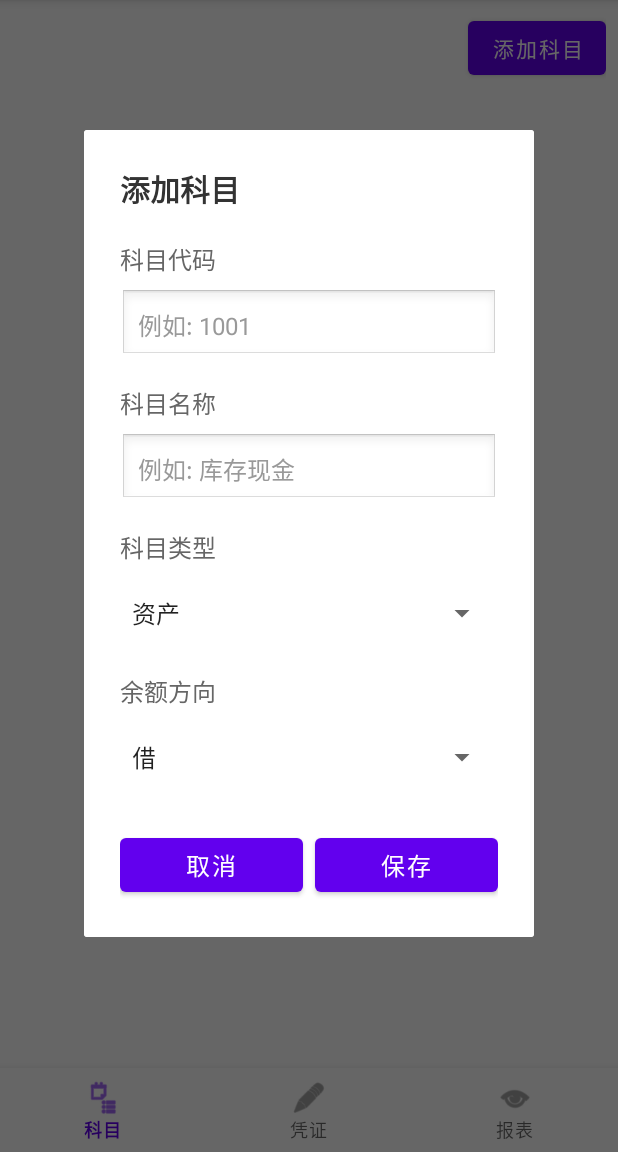
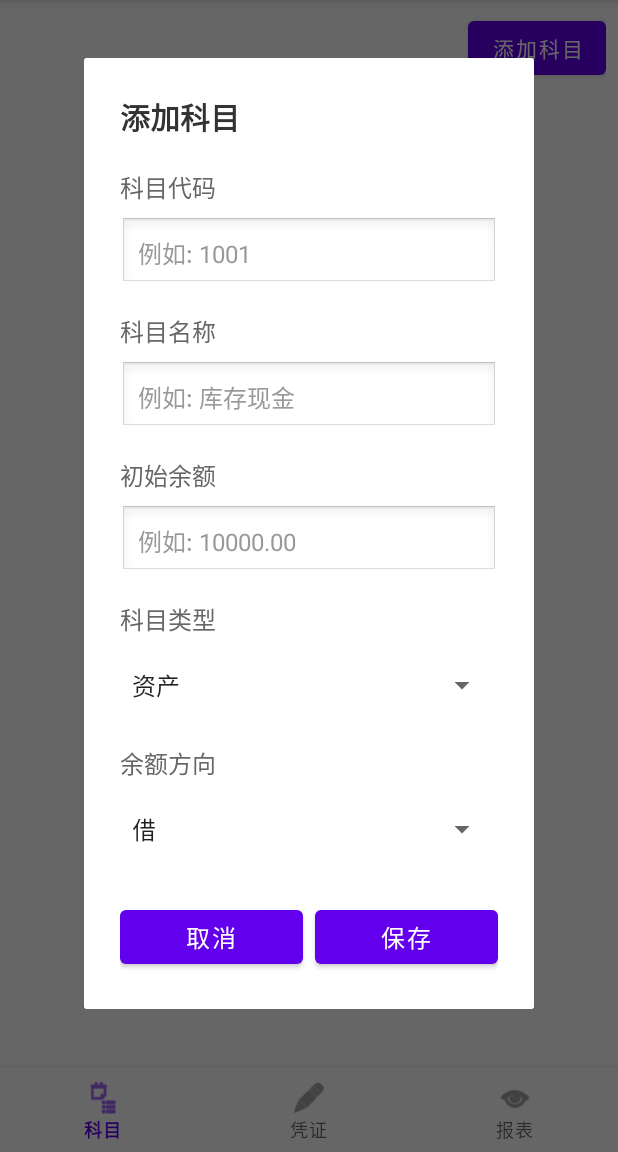
Before and after one commit to zmjhdfw/accounting-management-system, an Android app: the AccountFragment screen opened directly, with no data from a screen before it, after a tap on "添加科目", on a phone screen of 412 x 824 dp, the part 84-1236 px from its top. Run offline under Robolectric (Android 15) with nearby library versions, the phone set to English and light mode, and no system bars.

Commit message:
feat: 添加余额输入功能
- 添加初始余额输入框

- 支持输入小数金额

- 编辑时预填充余额

- 列表显示完整余额信息

🤖 Generated with CodeArts Agent

```diff
--- a/accounting_system_android/app/src/main/java/com/example/accounting/ui/AddAccountDialog.java
+++ b/accounting_system_android/app/src/main/java/com/example/accounting/ui/AddAccountDialog.java
@@ -20,11 +20,12 @@ public class AddAccountDialog extends Dialog {
     private OnAccountAddedListener listener;
     private EditText codeEdit;
     private EditText nameEdit;
+    private EditText balanceEdit;
     private Spinner typeSpinner;
     private Spinner directionSpinner;
 
     public interface OnAccountAddedListener {
-        void onAccountAdded(String code, String name, String type, String direction);
+        void onAccountAdded(String code, String name, String type, double balance, String direction);
     }
 
     public AddAccountDialog(@NonNull Context context, OnAccountAddedListener listener) {
@@ -40,6 +41,7 @@ public class AddAccountDialog extends Dialog {
 
         codeEdit = findViewById(R.id.account_code_edit);
         nameEdit = findViewById(R.id.account_name_edit);
+        balanceEdit = findViewById(R.id.account_balance_edit);
         typeSpinner = findViewById(R.id.account_type_spinner);
         directionSpinner = findViewById(R.id.account_direction_spinner);
         Button saveButton = findViewById(R.id.save_button);
@@ -62,6 +64,7 @@ public class AddAccountDialog extends Dialog {
         saveButton.setOnClickListener(v -> {
             String code = codeEdit.getText().toString().trim();
             String name = nameEdit.getText().toString().trim();
+            String balanceStr = balanceEdit.getText().toString().trim();
             String type = typeSpinner.getSelectedItem().toString();
             String direction = directionSpinner.getSelectedItem().toString();
 
@@ -75,8 +78,18 @@ public class AddAccountDialog extends Dialog {
                 return;
             }
 
+            double balance = 0.0;
+            if (!balanceStr.isEmpty()) {
+                try {
+                    balance = Double.parseDouble(balanceStr);
+                } catch (NumberFormatException e) {
+                    Toast.makeText(getContext(), "余额格式不正确", Toast.LENGTH_SHORT).show();
+                    return;
+                }
+            }
+
             if (listener != null) {
-                listener.onAccountAdded(code, name, type, direction);
+                listener.onAccountAdded(code, name, type, balance, direction);
             }
             dismiss();
         });
--- a/accounting_system_android/app/src/main/res/layout/dialog_add_account.xml
+++ b/accounting_system_android/app/src/main/res/layout/dialog_add_account.xml
@@ -60,6 +60,27 @@
     <TextView
         android:layout_width="wrap_content"
         android:layout_height="wrap_content"
+        android:text="初始余额"
+        android:textSize="16sp"
+        android:textColor="#666666"
+        android:layout_marginBottom="8dp"/>
+
+    <EditText
+        android:id="@+id/account_balance_edit"
+        android:layout_width="match_parent"
+        android:layout_height="48dp"
+        android:hint="例如: 10000.00"
+        android:inputType="numberDecimal"
+        android:textSize="16sp"
+        android:textColor="#000000"
+        android:textColorHint="#999999"
+        android:padding="12dp"
+        android:background="@android:drawable/edit_text"
+        android:layout_marginBottom="16dp"/>
+
+    <TextView
+        android:layout_width="wrap_content"
+        android:layout_height="wrap_content"
         android:text="科目类型"
         android:textSize="16sp"
         android:textColor="#666666"
```
Also changed, not shown: accounting_system_android/app/src/main/java/com/example/accounting/ui/AccountFragment.java (+6 -3 lines).
